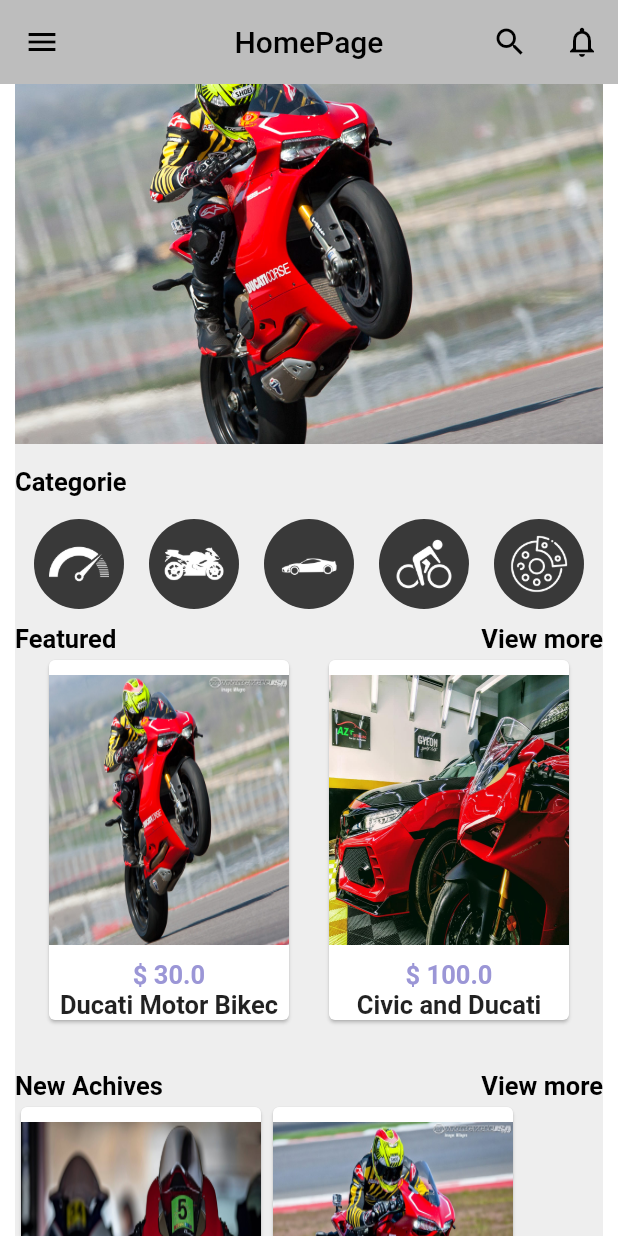
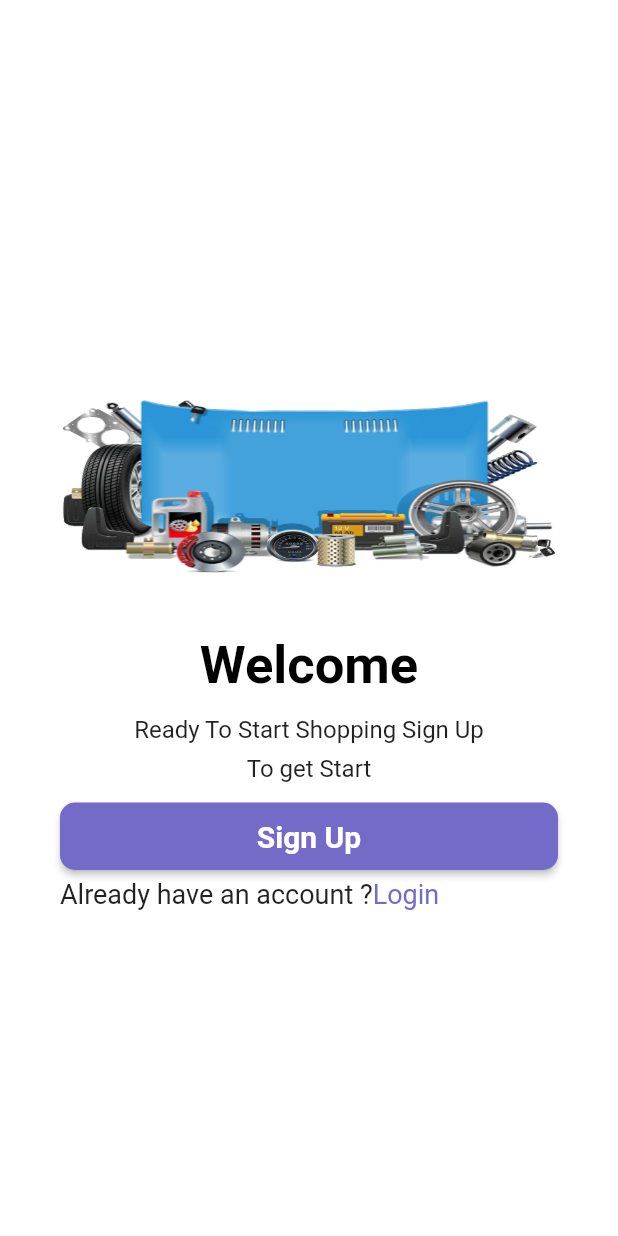
Before and after one commit to TNNam1408/E_Commerce_Flutter, a Flutter app: the screen it shows after launch, on a phone screen of 412 x 824 dp. Run offline on Flutter 3.47's test engine with Material 2 defaults, Android fonts, the phone set to English and light mode, and no system bars; drawn by our look-alikes of carousel_pro; our stand-ins replace firebase_auth; accounts and stored records are empty.

Commit message:
3/8/2021 tram cam

```diff
--- a/lib/main.dart
+++ b/lib/main.dart
@@ -5,6 +5,7 @@ import 'package:e_commerce/screens/homepage.dart';
 import 'package:e_commerce/screens/listproduct.dart';
 import 'package:e_commerce/screens/login.dart';
 import 'package:e_commerce/screens/signup.dart';
+import 'package:e_commerce/screens/welcomescreen.dart';
 import 'package:flutter/material.dart';
 
 void main() {
@@ -22,7 +23,7 @@ class MyApp extends StatelessWidget {
         scaffoldBackgroundColor: Colors.white,
         visualDensity: VisualDensity.adaptivePlatformDensity,
       ),
-      home: HomePage(),
+      home: WelComeScreen(),
     );
   }
 }
--- /dev/null
+++ b/lib/screens/welcomescreen.dart
@@ -0,0 +1,102 @@
+
+import 'dart:ui';
+
+import 'package:e_commerce/screens/login.dart';
+import 'package:e_commerce/screens/signup.dart';
+import 'package:flutter/material.dart';
+
+class WelComeScreen extends StatelessWidget {
+  @override
+  Widget build(BuildContext context) {
+    return Scaffold(
+      body: Center(
+        child: Container(
+          padding: EdgeInsets.symmetric(horizontal: 40),
+          child: Column(
+            mainAxisAlignment: MainAxisAlignment.center,
+            children: [
+              Container(
+                height: 400,
+                width: double.infinity,
+                child: Column(
+                  mainAxisAlignment: MainAxisAlignment.spaceEvenly,
+                  children: [
+                    Container(
+                      height: 200,
+                      width: double.infinity,
+                      decoration: BoxDecoration(
+                        image: DecorationImage(
+                            fit: BoxFit.fill,
+                            image: AssetImage("images/welcome.png")),
+                      ),
+                    ),
+                    Text(
+                      "Welcome",
+                      style: TextStyle(
+                          fontSize: 35,
+                          fontWeight: FontWeight.bold,
+                          color: Colors.black),
+                    ),
+                    Container(
+                      height: 60,
+                      width: double.infinity,
+                      child: Column(
+                        mainAxisAlignment: MainAxisAlignment.spaceEvenly,
+                        crossAxisAlignment: CrossAxisAlignment.center,
+                        children: [
+                          Text(
+                            "Ready To Start Shopping Sign Up",
+                            style: TextStyle(fontSize: 16),
+                          ),
+                          Text(
+                            "To get Start",
+                            style: TextStyle(fontSize: 16),
+                          ),
+                        ],
+                      ),
+                    ),
+                    Container(
+                      height: 45,
+                      width: double.infinity,
+                      // ignore: deprecated_member_use
+                      child: RaisedButton(
+                        shape: RoundedRectangleBorder(
+                          borderRadius: BorderRadius.circular(10),
+                        ),
+                        child: Text("Sign Up",
+                            style: TextStyle(
+                                fontSize: 20,
+                                fontWeight: FontWeight.bold,
+                                color: Colors.white)),
+                        color: Color(0xff746bc9),
+                        onPressed: () {
+                          Navigator.of(context).pushReplacement(MaterialPageRoute(builder: (ctx)=>SignUp()));
+                        },
+                      ),
+                    ),
+                    Row(
+                      crossAxisAlignment: CrossAxisAlignment.start,
+                      children: [
+                        Text("Already have an account ?",
+                            style: TextStyle(fontSize: 18)),
+                        GestureDetector(
+                          onTap: () {
+                            Navigator.of(context).pushReplacement(MaterialPageRoute(builder: (ctx)=>Login()));
+                          },
+                          child: Text(
+                            "Login",
+                            style: TextStyle(fontSize: 18, color: Color(0xff746bc9)),
+                          ),
+                        ),
+                      ],
+                    ),
+                  ],
+                ),
+              ),
+            ],
+          ),
+        ),
+      ),
+    );
+  }
+}
```
Also changed, not shown: images/cacbophanoto.png (added), images/dotonghoptoto.png (added), images/error.png (added), images/gioxe.png (added), images/motorbenhdau.png (added), images/motorbinhthuong.png (added), images/motortechnologyline.png (added), images/ruaxe.png (added), images/suaxe.png (added), images/thosuaoto.png (added), images/tonghop.png (added), images/vetbanhxeoto.png (added), images/welcome.png (added).
